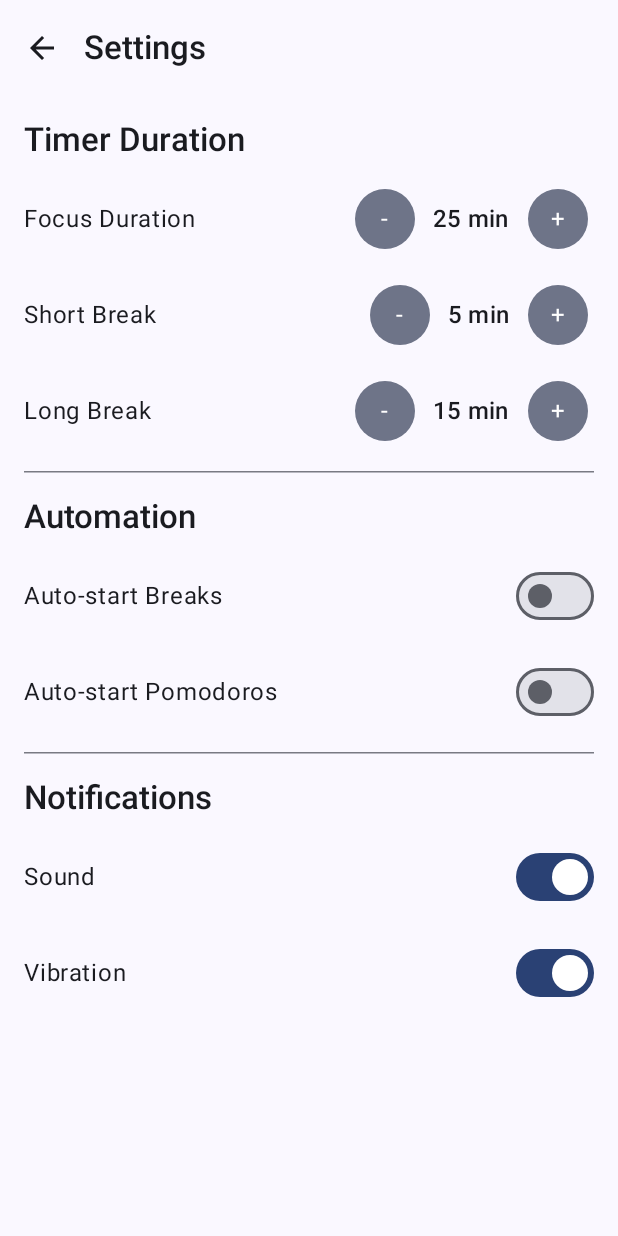
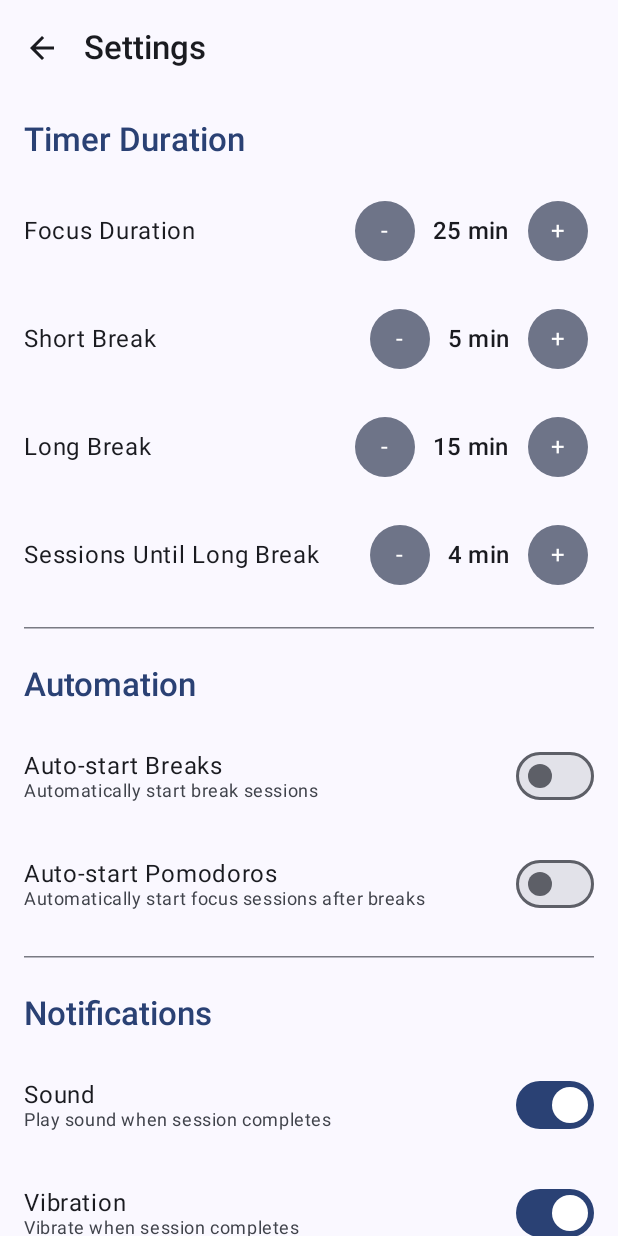
Before and after one commit to zero1f/Flow, an Android app built with Jetpack Compose: the SettingsScreen screen opened through its navigation route, on a phone screen of 412 x 824 dp. Run offline under Robolectric (Android 15) with nearby library versions, the light colour scheme and no system bars; our stand-ins replace Dagger/Hilt's generated code; 2 statements that could not run were skipped.

Commit message:
feat!: more setting added

```diff
--- a/app/src/main/java/com/zero/flow/presentation/settings/SettingsScreen.kt
+++ b/app/src/main/java/com/zero/flow/presentation/settings/SettingsScreen.kt
@@ -1,33 +1,23 @@
 package com.zero.flow.presentation.settings
 
-import androidx.compose.foundation.layout.Arrangement
-import androidx.compose.foundation.layout.Column
-import androidx.compose.foundation.layout.Row
-import androidx.compose.foundation.layout.fillMaxSize
-import androidx.compose.foundation.layout.fillMaxWidth
-import androidx.compose.foundation.layout.padding
+import androidx.compose.foundation.layout.*
 import androidx.compose.foundation.rememberScrollState
 import androidx.compose.foundation.verticalScroll
 import androidx.compose.material.icons.Icons
-import androidx.compose.material.icons.automirrored.filled.ArrowBack
-import androidx.compose.material3.ExperimentalMaterial3Api
-import androidx.compose.material3.FilledTonalIconButton
-import androidx.compose.material3.HorizontalDivider
-import androidx.compose.material3.Icon
-import androidx.compose.material3.IconButton
-import androidx.compose.material3.MaterialTheme
-import androidx.compose.material3.Scaffold
-import androidx.compose.material3.Switch
-import androidx.compose.material3.Text
-import androidx.compose.material3.TopAppBar
+import androidx.compose.material.icons.filled.ArrowBack
+import androidx.compose.material3.*
 import androidx.compose.runtime.Composable
 import androidx.compose.runtime.getValue
-import androidx.compose.ui.Alignment
 import androidx.compose.ui.Modifier
 import androidx.compose.ui.unit.dp
 import androidx.hilt.navigation.compose.hiltViewModel
 import androidx.lifecycle.compose.collectAsStateWithLifecycle
-
+import com.zero.flow.domain.model.AmbientSoundType
+import com.zero.flow.domain.model.AppTheme
+import com.zero.flow.presentation.components.DurationSetting
+import com.zero.flow.presentation.components.SettingsSection
+import com.zero.flow.presentation.components.SliderSetting
+import com.zero.flow.presentation.components.SwitchSetting
 
 @OptIn(ExperimentalMaterial3Api::class)
 @Composable
@@ -35,7 +25,7 @@ fun SettingsScreen(
     onNavigateBack: () -> Unit,
     viewModel: SettingsViewModel = hiltViewModel()
 ) {
-    val settings by viewModel.settings.collectAsStateWithLifecycle()
+    val uiState by viewModel.uiState.collectAsStateWithLifecycle()
 
     Scaffold(
         topBar = {
@@ -43,7 +33,10 @@ fun SettingsScreen(
                 title = { Text("Settings") },
                 navigationIcon = {
                     IconButton(onClick = onNavigateBack) {
-                        Icon(Icons.AutoMirrored.Filled.ArrowBack, contentDescription = "Back")
+                        Icon(
+                            imageVector = Icons.Default.ArrowBack,
+                            contentDescription = "Back"
+                        )
                     }
                 }
             )
@@ -55,135 +48,222 @@ fun SettingsScreen(
                 .padding(paddingValues)
                 .verticalScroll(rememberScrollState())
                 .padding(16.dp),
-            verticalArrangement = Arrangement.spacedBy(16.dp)
+            verticalArrangement = Arrangement.spacedBy(24.dp)
         ) {
-            Text(
-                text = "Timer Duration",
-                style = MaterialTheme.typography.titleLarge
-            )
+            // Timer Duration Section
+            SettingsSection(title = "Timer Duration")
 
             DurationSetting(
                 label = "Focus Duration",
-                value = settings.focusDuration,
+                value = uiState.settings.focusDuration,
                 onValueChange = {
-                    viewModel.updateSettings(settings.copy(focusDuration = it))
-                }
+                    viewModel.onEvent(SettingsEvent.UpdateFocusDuration(it))
+                },
+                minValue = 1,
+                maxValue = 120
             )
 
             DurationSetting(
                 label = "Short Break",
-                value = settings.shortBreakDuration,
+                value = uiState.settings.shortBreakDuration,
                 onValueChange = {
-                    viewModel.updateSettings(settings.copy(shortBreakDuration = it))
-                }
+                    viewModel.onEvent(SettingsEvent.UpdateShortBreakDuration(it))
+                },
+                minValue = 1,
+                maxValue = 30
             )
 
             DurationSetting(
                 label = "Long Break",
-                value = settings.longBreakDuration,
+                value = uiState.settings.longBreakDuration,
                 onValueChange = {
-                    viewModel.updateSettings(settings.copy(longBreakDuration = it))
+                    viewModel.onEvent(SettingsEvent.UpdateLongBreakDuration(it))
+                },
+                minValue = 5,
+                maxValue = 60
+            )
+
+            DurationSetting(
+                label = "Sessions Until Long Break",
+                value = uiState.settings.sessionsUntilLongBreak,
+                onValueChange = {
+                    viewModel.onEvent(SettingsEvent.UpdateSessionsUntilLongBreak(it))
+                },
+                minValue = 2,
+                maxValue = 10
+            )
+
+            HorizontalDivider()
+
+            // Automation Section
+            SettingsSection(title = "Automation")
+
+            SwitchSetting(
+                label = "Auto-start Breaks",
+                subtitle = "Automatically start break sessions",
+                checked = uiState.settings.autoStartBreaks,
+                onCheckedChange = {
+                    viewModel.onEvent(SettingsEvent.UpdateAutoStartBreaks(it))
+                }
+            )
+
+            SwitchSetting(
+                label = "Auto-start Pomodoros",
+                subtitle = "Automatically start focus sessions after breaks",
+                checked = uiState.settings.autoStartPomodoros,
+                onCheckedChange = {
+                    viewModel.onEvent(SettingsEvent.UpdateAutoStartPomodoros(it))
                 }
             )
 
             HorizontalDivider()
 
-            Text(
-                text = "Automation",
-                style = MaterialTheme.typography.titleLarge
-            )
+            // Notifications Section
+            SettingsSection(title = "Notifications")
 
             SwitchSetting(
-                label = "Auto-start Breaks",
-                checked = settings.autoStartBreaks,
+                label = "Sound",
+                subtitle = "Play sound when session completes",
+                checked = uiState.settings.soundEnabled,
                 onCheckedChange = {
-                    viewModel.updateSettings(settings.copy(autoStartBreaks = it))
+                    viewModel.onEvent(SettingsEvent.UpdateSound(it))
                 }
             )
 
             SwitchSetting(
-                label = "Auto-start Pomodoros",
-                checked = settings.autoStartPomodoros,
+                label = "Vibration",
+                subtitle = "Vibrate when session completes",
+                checked = uiState.settings.vibrationEnabled,
                 onCheckedChange = {
-                    viewModel.updateSettings(settings.copy(autoStartPomodoros = it))
+                    viewModel.onEvent(SettingsEvent.UpdateVibration(it))
                 }
             )
 
             HorizontalDivider()
 
-            Text(
-                text = "Notifications",
-                style = MaterialTheme.typography.titleLarge
-            )
+            // Ambient Sound Section
+            SettingsSection(title = "Ambient Sound")
 
-            SwitchSetting(
-                label = "Sound",
-                checked = settings.soundEnabled,
-                onCheckedChange = {
-                    viewModel.updateSettings(settings.copy(soundEnabled = it))
+            AmbientSoundSelector(
+                selectedType = uiState.settings.ambientSound,
+                onTypeSelected = {
+                    viewModel.onEvent(SettingsEvent.UpdateAmbientSoundType(it))
                 }
             )
 
-            SwitchSetting(
-                label = "Vibration",
-                checked = settings.vibrationEnabled,
-                onCheckedChange = {
-                    viewModel.updateSettings(settings.copy(vibrationEnabled = it))
+            if (uiState.settings.ambientSound != AmbientSoundType.NONE) {
+                SliderSetting(
+                    label = "Volume",
+                    value = uiState.settings.ambientSoundVolume,
+                    onValueChange = {
+                        viewModel.onEvent(SettingsEvent.UpdateAmbientSoundVolume(it))
+                    },
+                    valueRange = 0f..1f
+                )
+            }
+
+            HorizontalDivider()
+
+            // Goals Section
+            SettingsSection(title = "Daily Goal")
+
+            DurationSetting(
+                label = "Daily Sessions Goal",
+                value = uiState.settings.dailyGoal,
+                onValueChange = {
+                    viewModel.onEvent(SettingsEvent.UpdateDailyGoal(it))
+                },
+                minValue = 1,
+                maxValue = 20
+            )
+
+            HorizontalDivider()
+
+            // Appearance Section
+            SettingsSection(title = "Appearance")
+
+            ThemeSelector(
+                selectedTheme = uiState.settings.theme,
+                onThemeSelected = {
+                    viewModel.onEvent(SettingsEvent.UpdateTheme(it))
                 }
+            )
+
+            // Bottom spacing
+            Spacer(modifier = Modifier.height(16.dp))
+        }
+    }
+}
+
+@Composable
+private fun AmbientSoundSelector(
+    selectedType: AmbientSoundType,
+    onTypeSelected: (AmbientSoundType) -> Unit,
+    modifier: Modifier = Modifier
+) {
+    Column(
+        modifier = modifier.fillMaxWidth(),
+        verticalArrangement = Arrangement.spacedBy(8.dp)
+    ) {
+        Text(
+            text = "Background Sound",
+            style = MaterialTheme.typography.bodyMedium,
+            color = MaterialTheme.colorScheme.onSurfaceVariant
+        )
+
+        AmbientSoundType.entries.forEach { type ->
+            FilterChip(
+                selected = selectedType == type,
+                onClick = { onTypeSelected(type) },
+                label = {
+                    Text(
+                        text = when (type) {
+                            AmbientSoundType.NONE -> "None"
+                            AmbientSoundType.RAIN -> "Rain"
+                            AmbientSoundType.OCEAN -> "Ocean Waves"
+                            AmbientSoundType.FOREST -> "Forest"
+                            AmbientSoundType.COFFEE_SHOP -> "Coffee Shop"
+                            AmbientSoundType.WHITE_NOISE -> "White Noise"
+                        }
+                    )
+                },
+                modifier = Modifier.fillMaxWidth()
             )
         }
     }
 }
 
 @Composable
-private fun DurationSetting(
-    label: String,
-    value: Int,
-    onValueChange: (Int) -> Unit
+private fun ThemeSelector(
+    selectedTheme: AppTheme,
+    onThemeSelected: (AppTheme) -> Unit,
+    modifier: Modifier = Modifier
 ) {
-    Row(
-        modifier = Modifier.fillMaxWidth(),
-        horizontalArrangement = Arrangement.SpaceBetween,
-        verticalAlignment = Alignment.CenterVertically
+    Column(
+        modifier = modifier.fillMaxWidth(),
+        verticalArrangement = Arrangement.spacedBy(8.dp)
     ) {
-        Text(text = label)
-        Row(
-            verticalAlignment = Alignment.CenterVertically,
-            horizontalArrangement = Arrangement.spacedBy(8.dp)
-        ) {
-            FilledTonalIconButton(
-                onClick = { if (value > 1) onValueChange(value - 1) }
-            ) {
-                Text("-")
-            }
-            Text(
-                text = "$value min",
-                style = MaterialTheme.typography.titleMedium
+        Text(
+            text = "App Theme",
+            style = MaterialTheme.typography.bodyMedium,
+            color = MaterialTheme.colorScheme.onSurfaceVariant
+        )
+
+        AppTheme.entries.forEach { theme ->
+            FilterChip(
+                selected = selectedTheme == theme,
+                onClick = { onThemeSelected(theme) },
+                label = {
+                    Text(
+                        text = when (theme) {
+                            AppTheme.LIGHT -> "Light"
+                            AppTheme.DARK -> "Dark"
+                            AppTheme.SYSTEM -> "System Default"
+                        }
+                    )
+                },
+                modifier = Modifier.fillMaxWidth()
             )
-            FilledTonalIconButton(
-                onClick = { if (value < 120) onValueChange(value + 1) }
-            ) {
-                Text("+")
-            }
         }
     }
 }
-
-@Composable
-private fun SwitchSetting(
-    label: String,
-    checked: Boolean,
-    onCheckedChange: (Boolean) -> Unit
-) {
-    Row(
-        modifier = Modifier.fillMaxWidth(),
-        horizontalArrangement = Arrangement.SpaceBetween,
-        verticalAlignment = Alignment.CenterVertically
-    ) {
-        Text(text = label)
-        Switch(
-            checked = checked,
-            onCheckedChange = onCheckedChange
-        )
-    }
-}
--- a/app/src/main/java/com/zero/flow/presentation/settings/SettingsState.kt
+++ b/app/src/main/java/com/zero/flow/presentation/settings/SettingsState.kt
@@ -1 +1,10 @@
 package com.zero.flow.presentation.settings
+
+import com.zero.flow.domain.model.Settings
+
+data class SettingsUiState(
+    val settings: Settings = Settings(),
+    val isLoading: Boolean = true,
+    val error: String? = null,
+    val showResetConfirmation: Boolean = false
+)
```
Also changed, not shown: app/src/main/java/com/zero/flow/presentation/settings/SettingsEvent.kt (added, +33 -0 lines), app/src/main/java/com/zero/flow/presentation/settings/SettingsViewModel.kt (+163 -12 lines).
